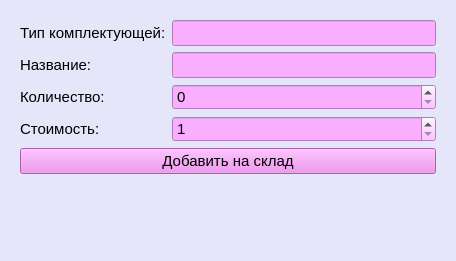
First picture: the form in forms/add.ui, repository Cr1sspY/STOK_diplom, before the edit.
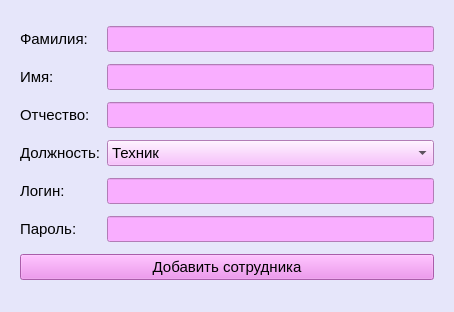
Second picture: the form after the edit.

Patch:
```diff
--- a/forms/add.ui
+++ b/forms/add.ui
@@ -6,8 +6,8 @@
    <rect>
     <x>0</x>
     <y>0</y>
-    <width>456</width>
-    <height>261</height>
+    <width>454</width>
+    <height>312</height>
    </rect>
   </property>
   <property name="windowTitle">
@@ -28,7 +28,7 @@
       <string/>
      </property>
      <property name="currentIndex">
-      <number>1</number>
+      <number>4</number>
      </property>
      <widget class="QWidget" name="page">
       <layout class="QGridLayout" name="gridLayout_2">
@@ -249,7 +249,7 @@
       </layout>
      </widget>
      <widget class="QWidget" name="page_2">
-      <layout class="QFormLayout" name="formLayout">
+      <layout class="QGridLayout" name="gridLayout_5">
        <item row="0" column="0">
         <widget class="QLabel" name="label">
          <property name="font">
@@ -375,6 +375,346 @@
        </item>
       </layout>
      </widget>
+     <widget class="QWidget" name="page_3">
+      <layout class="QGridLayout" name="gridLayout_4">
+       <item row="0" column="0">
+        <widget class="QLabel" name="label_7">
+         <property name="font">
+          <font>
+           <pointsize>11</pointsize>
+          </font>
+         </property>
+         <property name="text">
+          <string>Имя клиента:</string>
+         </property>
+        </widget>
+       </item>
+       <item row="0" column="1">
+        <widget class="QLineEdit" name="client_name_line">
+         <property name="font">
+          <font>
+           <pointsize>11</pointsize>
+          </font>
+         </property>
+         <property name="styleSheet">
+          <string notr="true">background-color: rgb(249, 174, 255);</string>
+         </property>
+        </widget>
+       </item>
+       <item row="1" column="0">
+        <widget class="QLabel" name="label_8">
+         <property name="font">
+          <font>
+           <pointsize>11</pointsize>
+          </font>
+         </property>
+         <property name="text">
+          <string>Номер телефона:</string>
+         </property>
+        </widget>
+       </item>
+       <item row="1" column="1">
+        <widget class="QLineEdit" name="phone_line">
+         <property name="font">
+          <font>
+           <pointsize>11</pointsize>
+          </font>
+         </property>
+         <property name="styleSheet">
+          <string notr="true">background-color: rgb(249, 174, 255);</string>
+         </property>
+         <property name="maxLength">
+          <number>12</number>
+         </property>
+        </widget>
+       </item>
+       <item row="2" column="0">
+        <widget class="QLabel" name="label_9">
+         <property name="font">
+          <font>
+           <pointsize>11</pointsize>
+          </font>
+         </property>
+         <property name="text">
+          <string>Электронный адрес:</string>
+         </property>
+        </widget>
+       </item>
+       <item row="2" column="1">
+        <widget class="QLineEdit" name="email_line">
+         <property name="font">
+          <font>
+           <pointsize>11</pointsize>
+          </font>
+         </property>
+         <property name="styleSheet">
+          <string notr="true">background-color: rgb(249, 174, 255);</string>
+         </property>
+        </widget>
+       </item>
+       <item row="3" column="0" colspan="2">
+        <widget class="QPushButton" name="btn_add_client">
+         <property name="font">
+          <font>
+           <pointsize>11</pointsize>
+          </font>
+         </property>
+         <property name="styleSheet">
+          <string notr="true">background-color: rgb(238, 130, 238);</string>
+         </property>
+         <property name="text">
+          <string>Добавить клиента</string>
+         </property>
+        </widget>
+       </item>
+      </layout>
+     </widget>
+     <widget class="QWidget" name="page_4">
+      <layout class="QGridLayout" name="gridLayout_3">
+       <item row="0" column="0">
+        <widget class="QLabel" name="label_12">
+         <property name="font">
+          <font>
+           <pointsize>11</pointsize>
+          </font>
+         </property>
+         <property name="text">
+          <string>Название:</string>
+         </property>
+        </widget>
+       </item>
+       <item row="0" column="1">
+        <widget class="QLineEdit" name="serv_name_line">
+         <property name="font">
+          <font>
+           <pointsize>11</pointsize>
+          </font>
+         </property>
+         <property name="styleSheet">
+          <string notr="true">background-color: rgb(249, 174, 255);</string>
+         </property>
+        </widget>
+       </item>
+       <item row="1" column="0">
+        <widget class="QLabel" name="label_13">
+         <property name="font">
+          <font>
+           <pointsize>11</pointsize>
+          </font>
+         </property>
+         <property name="text">
+          <string>Стоимость, руб:</string>
+         </property>
+        </widget>
+       </item>
+       <item row="1" column="1">
+        <widget class="QSpinBox" name="serv_cost_box">
+         <property name="font">
+          <font>
+           <pointsize>11</pointsize>
+          </font>
+         </property>
+         <property name="styleSheet">
+          <string notr="true">background-color: rgb(249, 174, 255);</string>
+         </property>
+         <property name="minimum">
+          <number>1</number>
+         </property>
+         <property name="maximum">
+          <number>50000</number>
+         </property>
+        </widget>
+       </item>
+       <item row="2" column="0" colspan="2">
+        <widget class="QPushButton" name="btn_add_serv">
+         <property name="font">
+          <font>
+           <pointsize>11</pointsize>
+          </font>
+         </property>
+         <property name="styleSheet">
+          <string notr="true">background-color: rgb(238, 130, 238);</string>
+         </property>
+         <property name="text">
+          <string>Добавить услугу</string>
+         </property>
+        </widget>
+       </item>
+      </layout>
+     </widget>
+     <widget class="QWidget" name="page_5">
+      <layout class="QGridLayout" name="gridLayout_6">
+       <item row="0" column="0">
+        <widget class="QLabel" name="label_14">
+         <property name="font">
+          <font>
+           <pointsize>11</pointsize>
+          </font>
+         </property>
+         <property name="text">
+          <string>Фамилия:</string>
+         </property>
+        </widget>
+       </item>
+       <item row="0" column="1">
+        <widget class="QLineEdit" name="emp_sur_line">
+         <property name="font">
+          <font>
+           <pointsize>11</pointsize>
+          </font>
+         </property>
+         <property name="styleSheet">
+          <string notr="true">background-color: rgb(249, 174, 255);</string>
+         </property>
+        </widget>
+       </item>
+       <item row="1" column="0">
+        <widget class="QLabel" name="label_16">
+         <property name="font">
+          <font>
+           <pointsize>11</pointsize>
+          </font>
+         </property>
+         <property name="text">
+          <string>Имя:</string>
+         </property>
+        </widget>
+       </item>
+       <item row="1" column="1">
+        <widget class="QLineEdit" name="emp_name_line">
+         <property name="font">
+          <font>
+           <pointsize>11</pointsize>
+          </font>
+         </property>
+         <property name="styleSheet">
+          <string notr="true">background-color: rgb(249, 174, 255);</string>
+         </property>
+        </widget>
+       </item>
+       <item row="2" column="0">
+        <widget class="QLabel" name="label_18">
+         <property name="font">
+          <font>
+           <pointsize>11</pointsize>
+          </font>
+         </property>
+         <property name="text">
+          <string>Отчество:</string>
+         </property>
+        </widget>
+       </item>
+       <item row="2" column="1">
+        <widget class="QLineEdit" name="emp_sec_line">
+         <property name="font">
+          <font>
+           <pointsize>11</pointsize>
+          </font>
+         </property>
+         <property name="styleSheet">
+          <string notr="true">background-color: rgb(249, 174, 255);</string>
+         </property>
+        </widget>
+       </item>
+       <item row="3" column="0">
+        <widget class="QLabel" name="label_19">
+         <property name="font">
+          <font>
+           <pointsize>11</pointsize>
+          </font>
+         </property>
+         <property name="text">
+          <string>Должность:</string>
+         </property>
+        </widget>
+       </item>
+       <item row="3" column="1">
+        <widget class="QComboBox" name="emp_pos_cb">
+         <property name="font">
+          <font>
+           <pointsize>11</pointsize>
+          </font>
+         </property>
+         <property name="styleSheet">
+          <string notr="true">background-color: rgb(249, 174, 255);</string>
+         </property>
+         <item>
+          <property name="text">
+           <string>Техник</string>
+          </property>
+         </item>
+         <item>
+          <property name="text">
+           <string>Администратор</string>
+          </property>
+         </item>
+        </widget>
+       </item>
+       <item row="4" column="0">
+        <widget class="QLabel" name="label_20">
+         <property name="font">
+          <font>
+           <pointsize>11</pointsize>
+          </font>
+         </property>
+         <property name="text">
+          <string>Логин:</string>
+         </property>
+        </widget>
+       </item>
+       <item row="4" column="1">
+        <widget class="QLineEdit" name="emp_log_line">
+         <property name="font">
+          <font>
+           <pointsize>11</pointsize>
+          </font>
+         </property>
+         <property name="styleSheet">
+          <string notr="true">background-color: rgb(249, 174, 255);</string>
+         </property>
+        </widget>
+       </item>
+       <item row="5" column="0">
+        <widget class="QLabel" name="label_21">
+         <property name="font">
+          <font>
+           <pointsize>11</pointsize>
+          </font>
+         </property>
+         <property name="text">
+          <string>Пароль:</string>
+         </property>
+        </widget>
+       </item>
+       <item row="5" column="1">
+        <widget class="QLineEdit" name="emp_pas_line">
+         <property name="font">
+          <font>
+           <pointsize>11</pointsize>
+          </font>
+         </property>
+         <property name="styleSheet">
+          <string notr="true">background-color: rgb(249, 174, 255);</string>
+         </property>
+        </widget>
+       </item>
+       <item row="6" column="0" colspan="2">
+        <widget class="QPushButton" name="btn_add_emp">
+         <property name="font">
+          <font>
+           <pointsize>11</pointsize>
+          </font>
+         </property>
+         <property name="styleSheet">
+          <string notr="true">background-color: rgb(238, 130, 238);</string>
+         </property>
+         <property name="text">
+          <string>Добавить сотрудника</string>
+         </property>
+        </widget>
+       </item>
+      </layout>
+     </widget>
     </widget>
    </item>
   </layout>
```
